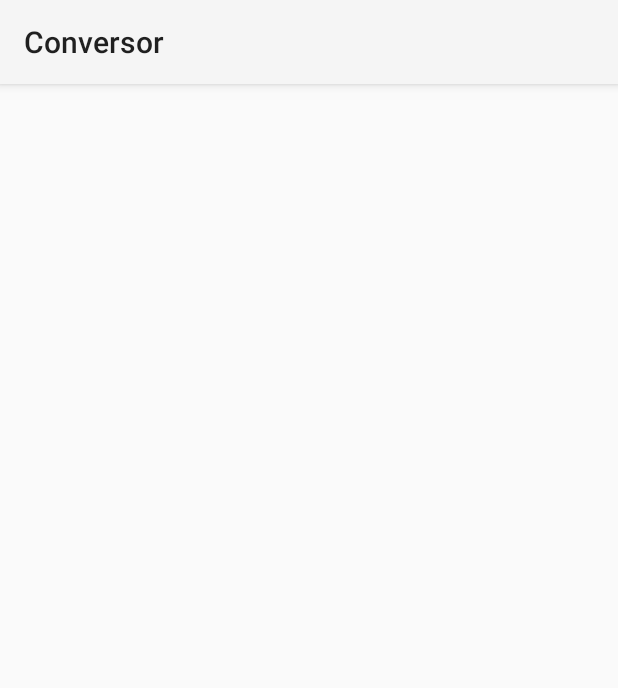
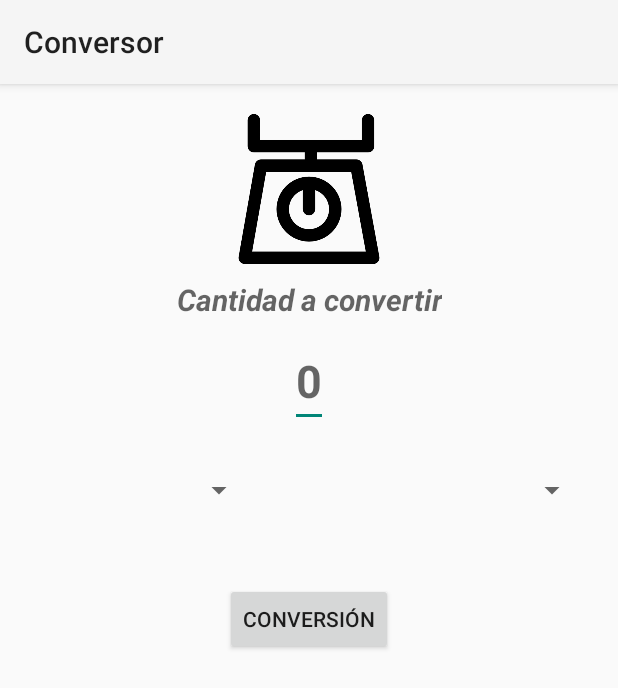
Before and after one commit to joseolivagarcia/Conversor, an Android app: the screen it shows after launch (ConversorActivity), after a tap on "Peso", on a phone screen of 412 x 824 dp. Shown: the top 688 px of the screen. Run offline under Robolectric (Android 15) with nearby library versions, the phone set to English and light mode, and no system bars.

Commit message:
empezando la actividad de conversion

```diff
--- a/app/src/main/java/joseoliva/com/conversor/ConversorActivity.kt
+++ b/app/src/main/java/joseoliva/com/conversor/ConversorActivity.kt
@@ -8,6 +8,7 @@ import joseoliva.com.conversor.databinding.ActivityConversorBinding
 class ConversorActivity : AppCompatActivity() {
 
     lateinit var binding: ActivityConversorBinding
+    var numarray = 0 //necesito esta var para indicarle que array de unidades usare en el spinner
 
     override fun onCreate(savedInstanceState: Bundle?) {
         super.onCreate(savedInstanceState)
@@ -15,6 +16,20 @@ class ConversorActivity : AppCompatActivity() {
         setContentView(binding.root)
 
         val medidarecibida = intent.extras!!.getString("medida")
-        Toast.makeText(this,"recibo: $medidarecibida",Toast.LENGTH_SHORT).show()
+        val medidaimagenrecibida = intent.extras!!.getInt("imagen")
+
+        binding.ivimagenmedida.setImageResource(medidaimagenrecibida)
+        /*
+        creo un condicional para segun que medida reciba asignarle un entero a la var numarray
+         */
+        when(medidarecibida){
+            "Peso" -> {
+                numarray = R.array.arrayPeso
+                return
+            }
+        }
+        //relleno los spinners
+
+
     }
 }
--- a/app/src/main/java/joseoliva/com/conversor/MainActivity.kt
+++ b/app/src/main/java/joseoliva/com/conversor/MainActivity.kt
@@ -41,6 +41,7 @@ class MainActivity : AppCompatActivity() {
     private fun onItemSelected(medidaitem: Unidad) {
         val intent = Intent(this,ConversorActivity::class.java)
         intent.putExtra("medida", medidaitem.medida)
+        intent.putExtra("imagen", medidaitem.imagen)
         startActivity(intent)
     }
 }
--- a/app/src/main/java/joseoliva/com/conversor/provider/UnidadProvider.kt
+++ b/app/src/main/java/joseoliva/com/conversor/provider/UnidadProvider.kt
@@ -13,7 +13,7 @@ class UnidadProvider {
         val unidadList = listOf<Unidad>(
             Unidad(R.drawable.peso,"Peso","Ton, Kg, g"),
             Unidad(R.drawable.temperatura,"Temperatura","Celsius, Kelvin"),
-            Unidad(R.drawable.hdd,"Capacidad HDD","Tb, Gb, Bytes")
+            Unidad(R.drawable.hdd,"Capacidad HDD","Tb, Gb, Mb")
         )
     }
 }
--- a/app/src/main/res/layout/activity_conversor.xml
+++ b/app/src/main/res/layout/activity_conversor.xml
@@ -6,4 +6,87 @@
     android:layout_height="match_parent"
     tools:context=".ConversorActivity">
 
+    <ImageView
+        android:id="@+id/ivimagenmedida"
+        android:layout_width="100dp"
+        android:layout_height="100dp"
+        app:layout_constraintTop_toTopOf="parent"
+        app:layout_constraintStart_toStartOf="parent"
+        app:layout_constraintEnd_toEndOf="parent"
+        app:layout_constraintBottom_toBottomOf="parent"
+        app:layout_constraintVertical_bias="0"
+        android:layout_marginTop="20dp"
+        tools:background="@color/black" />
+
+    <TextView
+        android:id="@+id/tvcantidadaconvertir"
+        android:layout_width="wrap_content"
+        android:layout_height="wrap_content"
+        android:hint="Cantidad a convertir"
+        android:textAlignment="center"
+        app:layout_constraintTop_toBottomOf="@id/ivimagenmedida"
+        app:layout_constraintEnd_toEndOf="parent"
+        app:layout_constraintStart_toStartOf="parent"
+        android:layout_marginTop="10dp"
+        android:textSize="20dp"
+        android:textStyle="italic|bold" />
+
+    <EditText
+        android:id="@+id/etcantidad"
+        android:layout_width="wrap_content"
+        android:layout_height="wrap_content"
+        android:hint="0"
+        android:textAlignment="center"
+        app:layout_constraintTop_toBottomOf="@id/tvcantidadaconvertir"
+        app:layout_constraintEnd_toEndOf="parent"
+        app:layout_constraintStart_toStartOf="parent"
+        android:layout_marginTop="10dp"
+        android:textSize="30dp"
+        android:textStyle="bold"
+        android:inputType="number"
+        android:singleLine="true"
+        android:maxLines="1"/>
+
+    <Spinner
+        android:id="@+id/sporigen"
+        android:layout_width="150dp"
+        android:layout_height="wrap_content"
+        app:layout_constraintTop_toBottomOf="@id/etcantidad"
+        app:layout_constraintStart_toStartOf="parent"
+        android:layout_marginTop="30dp"
+        android:layout_marginLeft="20dp"/>
+
+    <Spinner
+        android:id="@+id/spdestino"
+        android:layout_width="150dp"
+        android:layout_height="wrap_content"
+        app:layout_constraintTop_toBottomOf="@id/etcantidad"
+        app:layout_constraintEnd_toEndOf="parent"
+        android:layout_marginTop="30dp"
+        android:layout_marginRight="20dp"/>
+
+    <Button
+        android:id="@+id/btnconversion"
+        android:layout_width="wrap_content"
+        android:layout_height="wrap_content"
+        android:text="conversión"
+        app:layout_constraintTop_toBottomOf="@id/sporigen"
+        app:layout_constraintStart_toStartOf="parent"
+        app:layout_constraintEnd_toEndOf="parent"
+        android:layout_marginTop="50dp"/>
+    <TextView
+        android:id="@+id/tvresultado"
+        android:layout_width="match_parent"
+        android:layout_height="wrap_content"
+        app:layout_constraintTop_toBottomOf="@id/btnconversion"
+        app:layout_constraintStart_toStartOf="parent"
+        app:layout_constraintEnd_toEndOf="parent"
+        android:textAlignment="center"
+        android:textSize="24sp"
+        android:textColor="@color/black"
+        android:textStyle="bold"
+        android:layout_marginTop="50dp"
+        tools:text="x Kg son x g"/>
+
+
 </androidx.constraintlayout.widget.ConstraintLayout>
--- a/app/src/main/res/values/strings.xml
+++ b/app/src/main/res/values/strings.xml
@@ -1,3 +1,21 @@
 <resources>
     <string name="app_name">Conversor</string>
+
+    <!-- arrays para rellenar los spinners -->
+    <string-array name="arrayPeso">
+        <item>"Toneladas"</item>
+        <item>"Kilogramos"</item>
+        <item>"Gramos"</item>
+    </string-array>
+
+    <string-array name="arrayTemperatura">
+        <item>"Centigrados"</item>
+        <item>Kelvin</item>
+    </string-array>
+
+    <string-array name="arrayHdd">
+        <item>TeraBytes</item>
+        <item>GigaBytes</item>
+        <item>MegaBytes</item>
+    </string-array>
 </resources>
```
